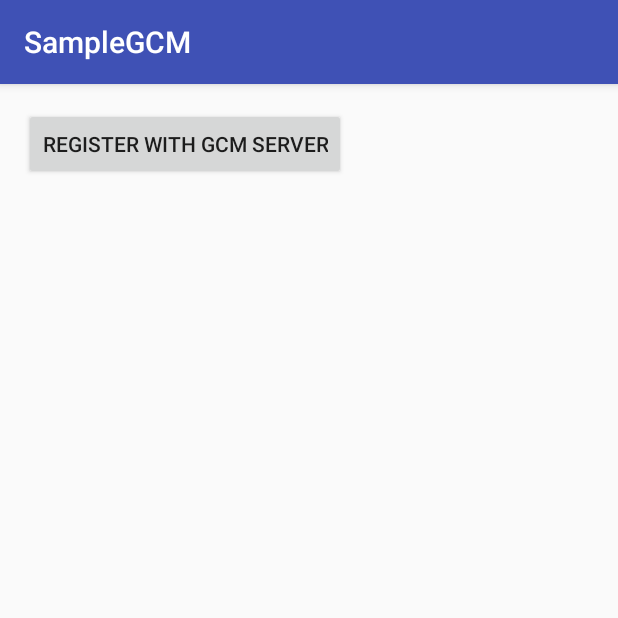
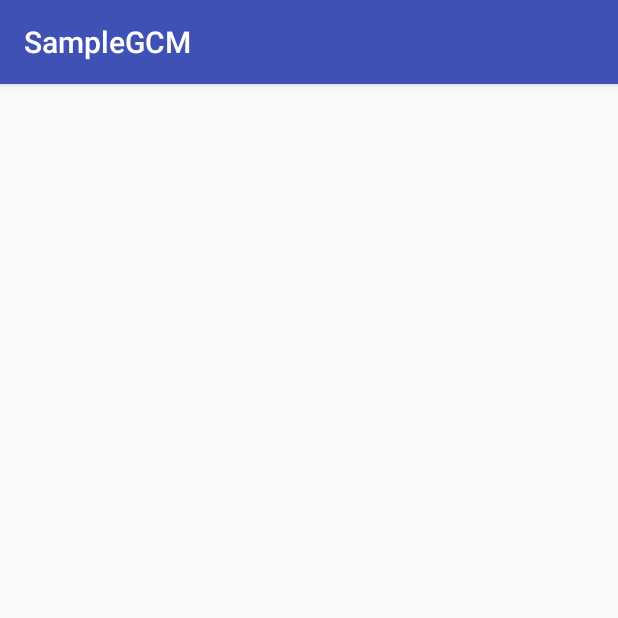
Before and after one commit to linhphan0108/SimpleGCM, an Android app: the screen it shows after launch (MainActivity), on a phone screen of 412 x 824 dp, the top half of it. Run offline under Robolectric (Android 15) with nearby library versions, the phone set to English and light mode, and no system bars.

Commit message:
playing sound, showing message

```diff
--- a/app/src/main/java/com/linhphan/samplegcm/MainActivity.java
+++ b/app/src/main/java/com/linhphan/samplegcm/MainActivity.java
@@ -4,12 +4,12 @@ import android.content.Context;
 import android.content.SharedPreferences;
 import android.os.AsyncTask;
 import android.os.Handler;
+import android.os.Message;
 import android.support.v7.app.AppCompatActivity;
 import android.os.Bundle;
 import android.text.TextUtils;
 import android.util.Log;
 import android.view.View;
-import android.widget.Button;
 import android.widget.TextView;
 import android.widget.Toast;
 
@@ -23,18 +23,18 @@ import java.io.IOException;
 /**
  * tool for simulating a test server: https://chrome.google.com/webstore/detail/dhc-resthttp-api-client/aejoelaoggembcahagimdiliamlcdmfm
  */
-public class MainActivity extends AppCompatActivity {
+public class MainActivity extends AppCompatActivity implements Handler.Callback{
 
     // Resgistration Id from GCM
     private static final String PREF_GCM_REG_ID = "PREF_GCM_REG_ID";
     private SharedPreferences prefs;
     // Your project number and web server url. Please change below.
-    private static final String GCM_SENDER_ID = "480450616857";//project number
+    private static final String GCM_SENDER_ID = "696125427563";//project number
     private static final String WEB_SERVER_URL = "YOUR_WER_SERVER_URL";
 
     private GoogleCloudMessaging gcm;
-    private Button mBtnRegistration;
-    private TextView mTxtRegistrationId;
+
+    Handler handler = new Handler(this);
 
     private static final int ACTION_PLAY_SERVICES_DIALOG = 100;
     protected static final int MSG_REGISTER_WITH_GCM = 101;
@@ -48,13 +48,17 @@ public class MainActivity extends AppCompatActivity {
         super.onCreate(savedInstanceState);
         setContentView(R.layout.activity_main);
 
-        mBtnRegistration = (Button) findViewById(R.id.register_gcmserver);
-        mTxtRegistrationId = (TextView) findViewById(R.id.regId);
-        mBtnRegistration.setOnClickListener(new View.OnClickListener() {
-            @Override
-            public void onClick(View v) {
+        // the app is launched from the notification system
+        // extract the message, then show it on screen
+        if (getIntent().getExtras() != null){
+            String message = getIntent().getStringExtra(GCMIntentService.ARG_MESSAGE);
+            TextView txtMessage = (TextView) findViewById(R.id.txt_message);
+            txtMessage.setText(message);
+        }
+
+        // the app is launched by launcher
         // Check device for Play Services APK.
-                if (isGoogelPlayInstalled()) {
+        if ("android.intent.action.MAIN".equals(getIntent().getAction()) && isGooglePlayInstalled()) {
             gcm = GoogleCloudMessaging.getInstance(getApplicationContext());
 
             // Read saved registration id from shared preferences.
@@ -62,13 +66,39 @@ public class MainActivity extends AppCompatActivity {
             Log.e(getClass().getName(), "registration id: "+ gcmRegId);
             if (TextUtils.isEmpty(gcmRegId)) {
                 handler.sendEmptyMessage(MSG_REGISTER_WITH_GCM);
+
+            }else{
+                finish();
             }
         }
     }
-        });
+
+    @Override
+    public boolean handleMessage(Message msg) {
+        switch (msg.what) {
+            case MSG_REGISTER_WITH_GCM:
+                new GCMRegistrationTask().execute();
+                break;
+            case MSG_REGISTER_WEB_SERVER:
+                //send sender id to our server
+//                    new WebServerRegistrationTask().execute();
+                finish();
+
+                break;
+            case MSG_REGISTER_WEB_SERVER_SUCCESS:
+                Toast.makeText(getApplicationContext(),
+                        "registered with web server", Toast.LENGTH_LONG).show();
+                break;
+            case MSG_REGISTER_WEB_SERVER_FAILURE:
+                Toast.makeText(getApplicationContext(),
+                        "registration with web server failed",
+                        Toast.LENGTH_LONG).show();
+                break;
+        }
+        return false;
     }
 
-    private boolean isGoogelPlayInstalled() {
+    private boolean isGooglePlayInstalled() {
         int resultCode = GooglePlayServicesUtil.isGooglePlayServicesAvailable(this);
         if (resultCode != ConnectionResult.SUCCESS){
             if (GooglePlayServicesUtil.isUserRecoverableError(resultCode)){
@@ -82,7 +112,7 @@ public class MainActivity extends AppCompatActivity {
         return true;
     }
 
-    private SharedPreferences getSharedPreferences() {
+    private synchronized SharedPreferences getSharedPreferences() {
         if (prefs == null) {
             prefs = getApplicationContext().getSharedPreferences(
                     "AndroidSRCDemo", Context.MODE_PRIVATE);
@@ -90,35 +120,11 @@ public class MainActivity extends AppCompatActivity {
         return prefs;
     }
 
-    public void saveInSharedPref(String result) {
-        // TODO Auto-generated method stub
+    public synchronized void saveInSharedPref(String result) {
         SharedPreferences.Editor editor = getSharedPreferences().edit();
         editor.putString(PREF_GCM_REG_ID, result);
         editor.apply();
     }
-
-    Handler handler = new Handler() {
-        public void handleMessage(android.os.Message msg) {
-            switch (msg.what) {
-                case MSG_REGISTER_WITH_GCM:
-                    new GCMRegistrationTask().execute();
-                    break;
-                case MSG_REGISTER_WEB_SERVER:
-                    //send sender id to our server
-//                    new WebServerRegistrationTask().execute();
-                    break;
-                case MSG_REGISTER_WEB_SERVER_SUCCESS:
-                    Toast.makeText(getApplicationContext(),
-                            "registered with web server", Toast.LENGTH_LONG).show();
-                    break;
-                case MSG_REGISTER_WEB_SERVER_FAILURE:
-                    Toast.makeText(getApplicationContext(),
-                            "registration with web server failed",
-                            Toast.LENGTH_LONG).show();
-                    break;
-            }
-        }
-    };
 
     /**
      * registering sender id to GCM server.
@@ -127,7 +133,7 @@ public class MainActivity extends AppCompatActivity {
 
         @Override
         protected String doInBackground(Void... params) {
-            if (gcm == null && isGoogelPlayInstalled()){
+            if (gcm == null && isGooglePlayInstalled()){
                 gcm = GoogleCloudMessaging.getInstance(getApplicationContext());
             }
 
@@ -145,7 +151,7 @@ public class MainActivity extends AppCompatActivity {
         protected void onPostExecute(String s) {
             if (s != null){
                 Toast.makeText(getApplicationContext(), "registered with GCM", Toast.LENGTH_LONG).show();
-                mTxtRegistrationId.setText(s);
+//                mTxtMessage.setText(s);
                 saveInSharedPref(s);
                 Log.e(getClass().getName(), "registration id: "+ s);
                 handler.sendEmptyMessage(MSG_REGISTER_WEB_SERVER);
--- a/app/src/main/res/layout/activity_main.xml
+++ b/app/src/main/res/layout/activity_main.xml
@@ -4,21 +4,24 @@
     android:layout_height="match_parent" android:paddingLeft="@dimen/activity_horizontal_margin"
     android:paddingRight="@dimen/activity_horizontal_margin"
     android:paddingTop="@dimen/activity_vertical_margin"
-    android:paddingBottom="@dimen/activity_vertical_margin" tools:context=".MainActivity">
+    android:paddingBottom="@dimen/activity_vertical_margin"
+    android:gravity="center"
+    tools:context=".MainActivity">
 
-    <Button
-        android:id="@+id/register_gcmserver"
-        android:layout_width="wrap_content"
-        android:layout_height="wrap_content"
-        android:gravity="center_vertical|center_horizontal"
-        android:text="Register with GCM Server" />
+    <!--<Button-->
+        <!--android:id="@+id/register_gcmserver"-->
+        <!--android:layout_width="wrap_content"-->
+        <!--android:layout_height="wrap_content"-->
+        <!--android:gravity="center_vertical|center_horizontal"-->
+        <!--android:text="Register with GCM Server" />-->
 
     <TextView
-        android:id="@+id/regId"
+        android:id="@+id/txt_message"
         android:layout_width="wrap_content"
         android:layout_height="wrap_content"
         android:layout_marginTop="20dp"
-        android:gravity="center_vertical|center_horizontal"
-        android:textSize="30dp" />
+        android:gravity="center"
+        android:textSize="20sp"
+        android:textColor="#ce2424"/>
 
 </RelativeLayout>
```
Also changed, not shown: app/src/main/java/com/linhphan/samplegcm/GCMIntentService.java (+55 -13 lines), 1 other file. Lines whose indentation alone changed are shown as unchanged.
